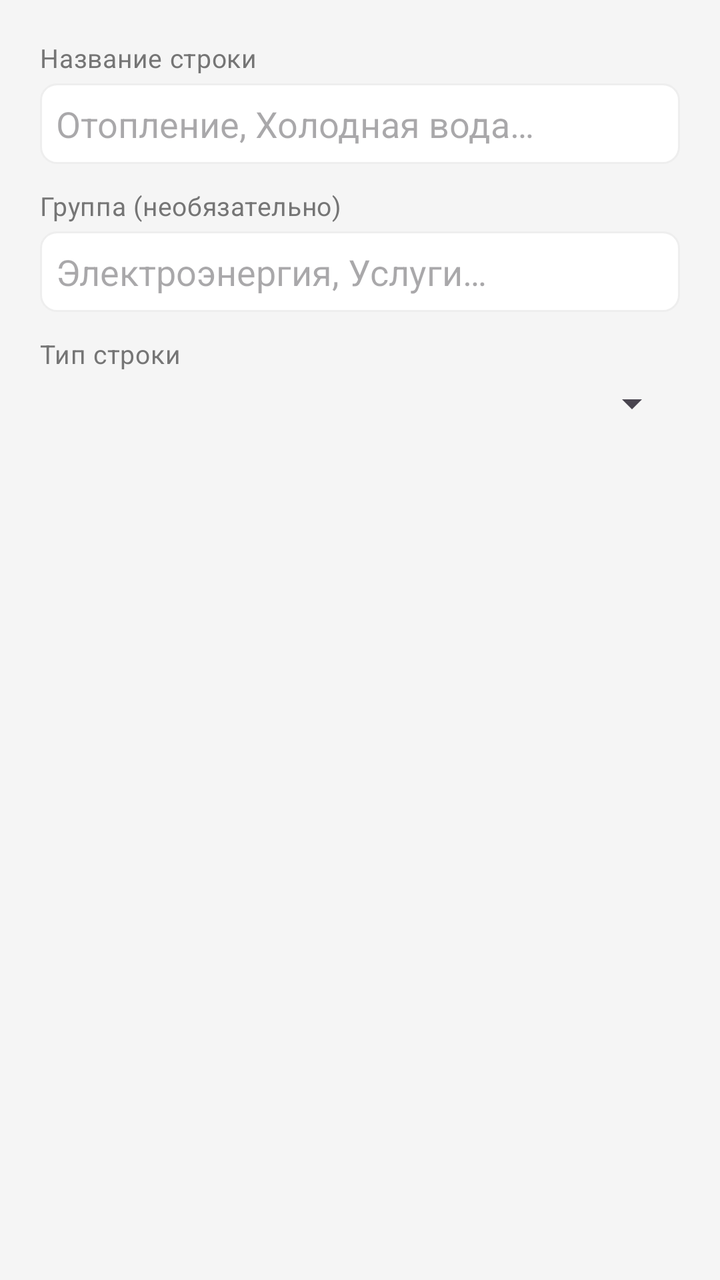
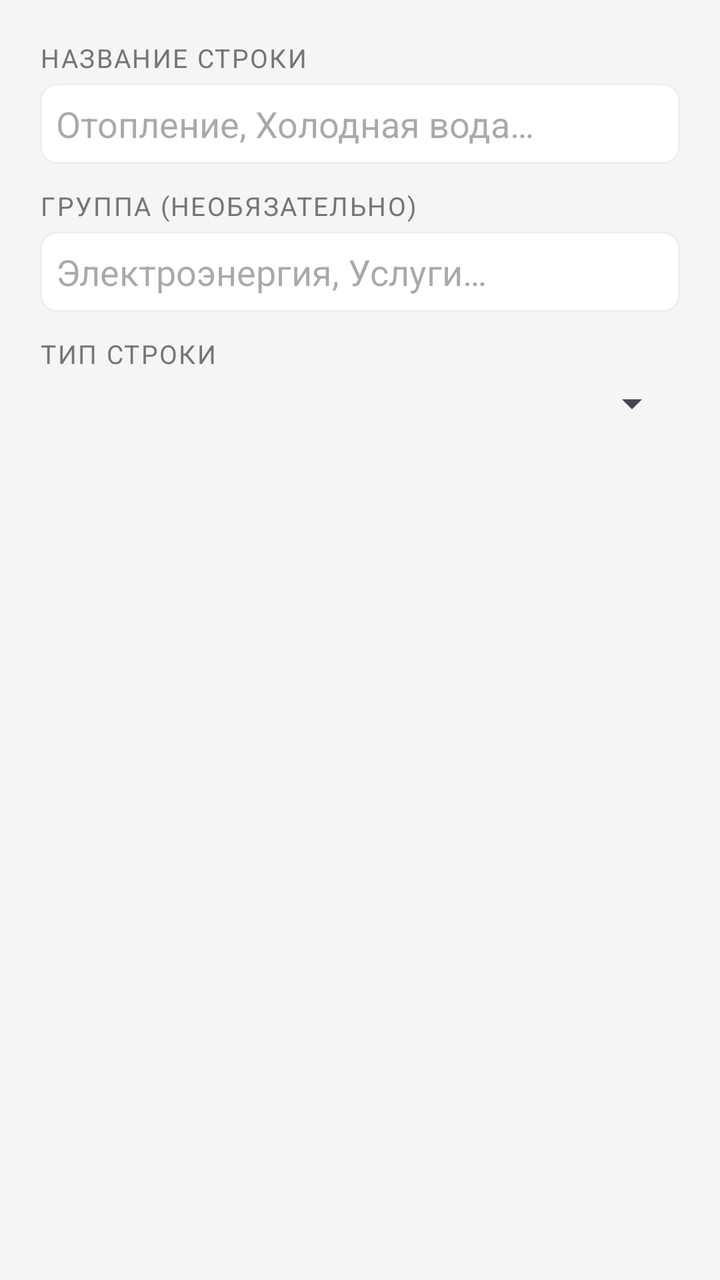

Two renders of the same Android screen: before a commit and after it. Below are the layout's source before the change and the commit's diff.
<!-- AndroidManifest.xml: application theme Theme.MyBudget -->
<!-- res/layout/dialog_utility_template_line.xml -->
<?xml version="1.0" encoding="utf-8"?>
<LinearLayout xmlns:android="http://schemas.android.com/apk/res/android"
    android:orientation="vertical"
    android:padding="@dimen/space_20"
    android:layout_width="match_parent"
    android:layout_height="wrap_content">
    <TextView
        android:textSize="13sp"
        android:layout_width="match_parent"
        android:layout_height="wrap_content"
        android:text="@string/utility_template_line_name"
        style="@style/Text.MyBudget.Subtitle"/>
    <EditText
        android:textColor="@color/text_primary"
        android:id="@+id/lineNameInput"
        android:background="@drawable/edittext_border"
        android:padding="@dimen/space_8"
        android:layout_width="match_parent"
        android:layout_height="wrap_content"
        android:layout_marginTop="@dimen/space_4"
        android:hint="@string/utility_template_line_name_hint"
        android:inputType="text"/>
    <TextView
        android:textSize="13sp"
        android:layout_width="match_parent"
        android:layout_height="wrap_content"
        android:layout_marginTop="@dimen/space_12"
        android:text="@string/utility_template_group_label"
        style="@style/Text.MyBudget.Subtitle"/>
    <EditText
        android:textColor="@color/text_primary"
        android:id="@+id/lineGroupInput"
        android:background="@drawable/edittext_border"
        android:padding="@dimen/space_8"
        android:layout_width="match_parent"
        android:layout_height="wrap_content"
        android:layout_marginTop="@dimen/space_4"
        android:hint="@string/utility_template_group_hint"
        android:inputType="text"/>
    <TextView
        android:textSize="13sp"
        android:layout_width="match_parent"
        android:layout_height="wrap_content"
        android:layout_marginTop="@dimen/space_12"
        android:text="@string/utility_template_line_type"
        style="@style/Text.MyBudget.Subtitle"/>
    <Spinner
        android:id="@+id/lineTypeSpinner"
        android:padding="@dimen/space_4"
        android:layout_width="match_parent"
        android:layout_height="wrap_content"
        android:layout_marginTop="@dimen/space_4"/>
</LinearLayout>
<!-- resources referenced by this layout -->
<resources>
  <color name="text_primary">#212121</color>
  <dimen name="space_12">12dp</dimen>
  <dimen name="space_20">20dp</dimen>
  <dimen name="space_4">4dp</dimen>
  <dimen name="space_8">8dp</dimen>
  <!-- drawable edittext_border (drawable) -->
  <?xml version="1.0" encoding="utf-8"?>
  <shape xmlns:android="http://schemas.android.com/apk/res/android">
      <solid android:color="@color/card_background_white"/>
      <stroke
          android:width="1dp"
          android:color="@color/border_light"/>
      <corners android:radius="@dimen/radius_8"/>
  </shape>
  <string name="utility_template_group_hint">Электроэнергия, Услуги…</string>
  <string name="utility_template_group_label">Группа (необязательно)</string>
  <string name="utility_template_line_name">Название строки</string>
  <string name="utility_template_line_name_hint">Отопление, Холодная вода…</string>
  <string name="utility_template_line_type">Тип строки</string>
  <style name="Text.MyBudget.Subtitle" parent="@style/Text.MyBudget">
      <item name="android:textSize">12sp</item>
      <item name="android:textColor">@color/text_secondary</item>
    </style>
  <style name="Theme.MyBudget" parent="@style/Base.Theme.MyBudget" />
  <color name="card_background_white">#ffffff</color>
  <color name="border_light">#eeeeee</color>
  <dimen name="radius_8">8dp</dimen>
  <style name="Text.MyBudget" parent="@style/TextAppearance.Material3.BodyMedium" />
  <color name="text_secondary">#757575</color>
  <style name="Base.Theme.MyBudget" parent="@style/Theme.Material3.DayNight.NoActionBar">
      <item name="android:colorBackground">@color/background_light</item>
      <item name="colorOnPrimary">@color/md_theme_onPrimary</item>
      <item name="colorOnSurface">@color/md_theme_onSurface</item>
      <item name="colorOutline">@color/md_theme_outline</item>
      <item name="colorPrimary">@color/md_theme_primary</item>
      <item name="colorSurface">@color/md_theme_surface</item>
      <item name="colorSurfaceVariant">@color/md_theme_surfaceVariant</item>
    </style>
  <color name="background_light">#f5f5f5</color>
  <color name="md_theme_onPrimary">#ffffff</color>
  <color name="md_theme_onSurface">#1d1b20</color>
  <color name="md_theme_outline">#79747e</color>
  <color name="md_theme_primary">#6750a4</color>
  <color name="md_theme_surface">#ffffff</color>
  <color name="md_theme_surfaceVariant">#e7e0ec</color>
</resources>

<!-- the commit's change to res/layout/dialog_utility_template_line.xml (unified diff, before → after) -->
@@ -9,7 +9,7 @@
         android:layout_width="match_parent"
         android:layout_height="wrap_content"
         android:text="@string/utility_template_line_name"
-        style="@style/Text.MyBudget.Subtitle"/>
+        style="@style/Text.MyBudget.SectionLabel"/>
     <EditText
         android:textColor="@color/text_primary"
         android:id="@+id/lineNameInput"
@@ -26,7 +26,7 @@
         android:layout_height="wrap_content"
         android:layout_marginTop="@dimen/space_12"
         android:text="@string/utility_template_group_label"
-        style="@style/Text.MyBudget.Subtitle"/>
+        style="@style/Text.MyBudget.SectionLabel"/>
     <EditText
         android:textColor="@color/text_primary"
         android:id="@+id/lineGroupInput"
@@ -43,7 +43,7 @@
         android:layout_height="wrap_content"
         android:layout_marginTop="@dimen/space_12"
         android:text="@string/utility_template_line_type"
-        style="@style/Text.MyBudget.Subtitle"/>
+        style="@style/Text.MyBudget.SectionLabel"/>
     <Spinner
         android:id="@+id/lineTypeSpinner"
         android:padding="@dimen/space_4"
<!-- resource entries referenced after the edit -->
@@ -19,9 +19,11 @@
   <string name="utility_template_line_name">Название строки</string>
   <string name="utility_template_line_name_hint">Отопление, Холодная вода…</string>
   <string name="utility_template_line_type">Тип строки</string>
-  <style name="Text.MyBudget.Subtitle" parent="@style/Text.MyBudget">
+  <style name="Text.MyBudget.SectionLabel" parent="@style/Text.MyBudget">
       <item name="android:textSize">12sp</item>
       <item name="android:textColor">@color/text_secondary</item>
+      <item name="android:textAllCaps">true</item>
+      <item name="android:letterSpacing">0.06</item>
     </style>
   <style name="Theme.MyBudget" parent="@style/Base.Theme.MyBudget" />
   <color name="card_background_white">#ffffff</color>
